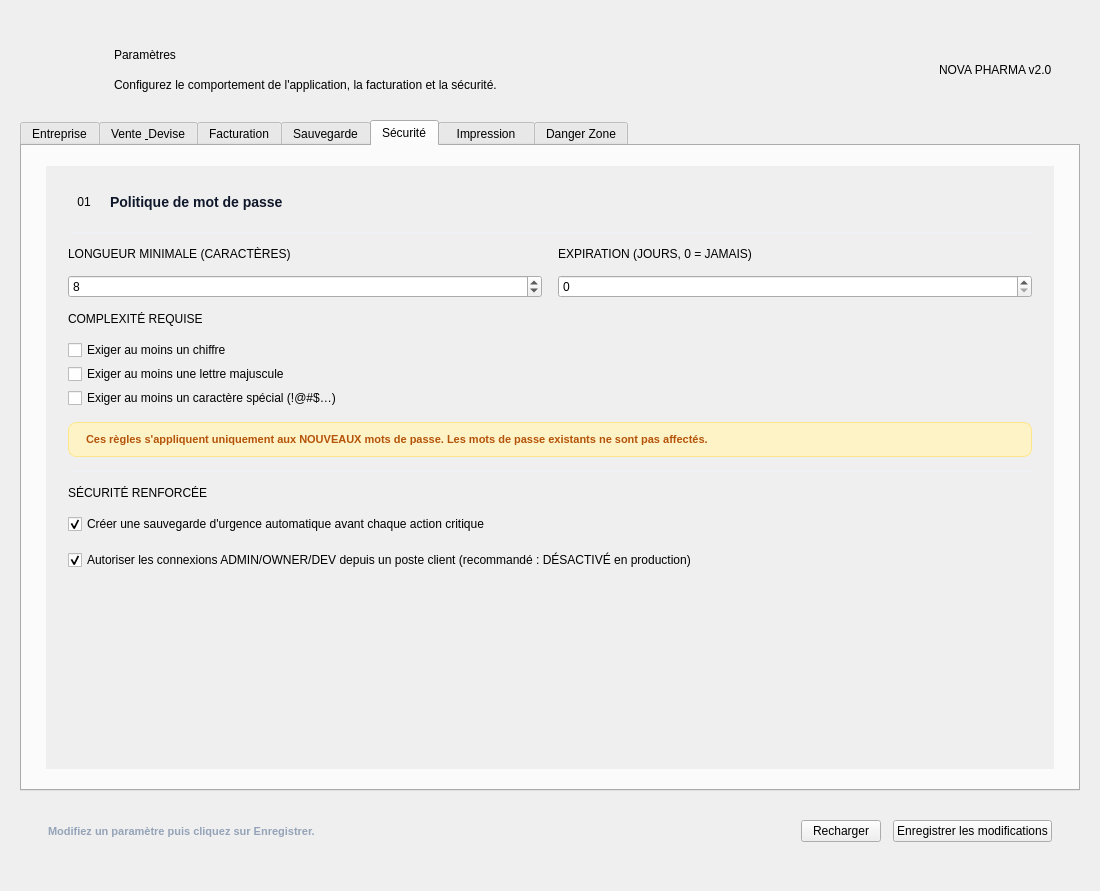
The window that Assets/Ui/Interface_page_parametres.ui (DARKBG01/NovaPharma) describes before a commit, drawn with Qt 5.
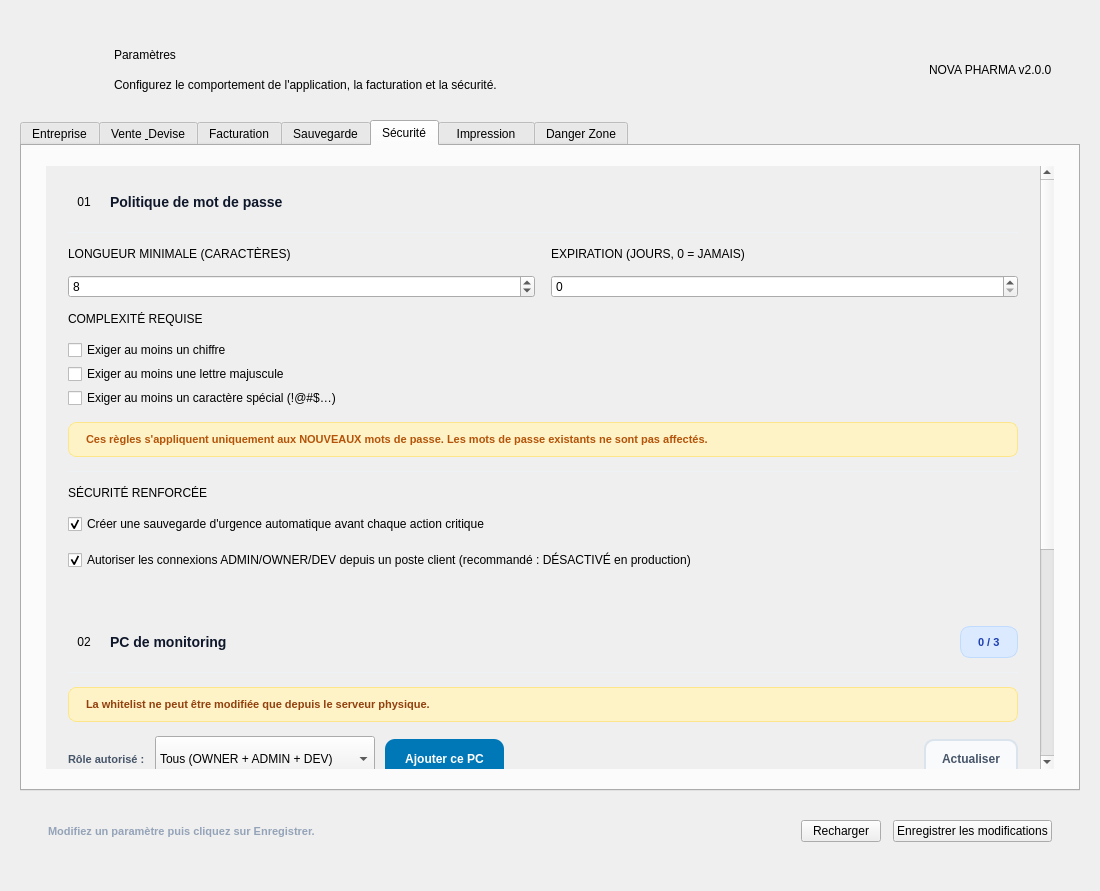
The same window after the commit. The open tabs and pages were chosen to show the change. Icons and pictures are not drawn.

Patch:
```diff
--- a/Assets/Ui/Interface_page_parametres.ui
+++ b/Assets/Ui/Interface_page_parametres.ui
@@ -153,7 +153,7 @@
          <item>
           <widget class="QLabel" name="version_badge">
            <property name="text">
-            <string>NOVA PHARMA v2.0</string>
+                                                <string>NOVA PHARMA v2.0.0</string>
            </property>
           </widget>
          </item>
@@ -1983,9 +1983,9 @@
              <property name="geometry">
               <rect>
                <x>0</x>
-               <y>0</y>
-               <width>1010</width>
-               <height>591</height>
+                                                            <y>-372</y>
+                                                            <width>1000</width>
+                                                            <height>963</height>
               </rect>
              </property>
              <layout class="QVBoxLayout" name="scrollSecuriteLayout">
@@ -2266,6 +2266,308 @@
                 </layout>
                </widget>
               </item>
+                                                        <item>
+                                                            <widget class="QFrame" name="section_card">
+                                                                <layout class="QVBoxLayout" name="secMonitoringLayout">
+                                                                    <property name="spacing">
+                                                                        <number>14</number>
+                                                                    </property>
+                                                                    <property name="leftMargin">
+                                                                        <number>22</number>
+                                                                    </property>
+                                                                    <property name="topMargin">
+                                                                        <number>20</number>
+                                                                    </property>
+                                                                    <property name="rightMargin">
+                                                                        <number>22</number>
+                                                                    </property>
+                                                                    <property name="bottomMargin">
+                                                                        <number>20</number>
+                                                                    </property>
+                                                                    <item>
+                                                                        <layout class="QHBoxLayout" name="secMonitoringHeader">
+                                                                            <property name="spacing">
+                                                                                <number>10</number>
+                                                                            </property>
+                                                                            <item>
+                                                                                <widget class="QLabel" name="secMonitoringIcon">
+                                                                                    <property name="minimumSize">
+                                                                                        <size>
+                                                                                            <width>32</width>
+                                                                                            <height>32</height>
+                                                                                        </size>
+                                                                                    </property>
+                                                                                    <property name="maximumSize">
+                                                                                        <size>
+                                                                                            <width>32</width>
+                                                                                            <height>32</height>
+                                                                                        </size>
+                                                                                    </property>
+                                                                                    <property name="styleSheet">
+                                                                                        <string notr="true">QLabel#section_icon { background: #e0f2fe; color: #023E8A; border-radius: 8px; padding: 6px; font-size: 12px; font-weight: 800; }</string>
+                                                                                    </property>
+                                                                                    <property name="text">
+                                                                                        <string>02</string>
+                                                                                    </property>
+                                                                                    <property name="alignment">
+                                                                                        <set>Qt::AlignmentFlag::AlignCenter</set>
+                                                                                    </property>
+                                                                                </widget>
+                                                                            </item>
+                                                                            <item>
+                                                                                <widget class="QLabel" name="secMonitoringTitle">
+                                                                                    <property name="styleSheet">
+                                                                                        <string notr="true">color: #0f172a; font-size: 14px; font-weight: 800;</string>
+                                                                                    </property>
+                                                                                    <property name="text">
+                                                                                        <string>PC de monitoring</string>
+                                                                                    </property>
+                                                                                </widget>
+                                                                            </item>
+                                                                            <item>
+                                                                                <spacer name="secMonitoringSpacer">
+                                                                                    <property name="orientation">
+                                                                                        <enum>Qt::Orientation::Horizontal</enum>
+                                                                                    </property>
+                                                                                    <property name="sizeHint" stdset="0">
+                                                                                        <size>
+                                                                                            <width>40</width>
+                                                                                            <height>20</height>
+                                                                                        </size>
+                                                                                    </property>
+                                                                                </spacer>
+                                                                            </item>
+                                                                            <item>
+                                                                                <widget class="QLabel" name="monitoring_count_badge">
+                                                                                    <property name="styleSheet">
+                                                                                        <string notr="true">background: #dbeafe; color: #1e40af; border: 1px solid #bfdbfe; border-radius: 10px; padding: 4px 14px; font-size: 11px; font-weight: 800;</string>
+                                                                                    </property>
+                                                                                    <property name="text">
+                                                                                        <string>0 / 3</string>
+                                                                                    </property>
+                                                                                </widget>
+                                                                            </item>
+                                                                        </layout>
+                                                                    </item>
+                                                                    <item>
+                                                                        <widget class="QFrame" name="sepMon">
+                                                                            <property name="maximumSize">
+                                                                                <size>
+                                                                                    <width>16777215</width>
+                                                                                    <height>1</height>
+                                                                                </size>
+                                                                            </property>
+                                                                            <property name="styleSheet">
+                                                                                <string notr="true">QFrame#sepMon { background: #eef2f7; border: none; max-height: 1px; }</string>
+                                                                            </property>
+                                                                            <property name="frameShape">
+                                                                                <enum>QFrame::Shape::HLine</enum>
+                                                                            </property>
+                                                                            <property name="frameShadow">
+                                                                                <enum>QFrame::Shadow::Plain</enum>
+                                                                            </property>
+                                                                        </widget>
+                                                                    </item>
+                                                                    <item>
+                                                                        <widget class="QLabel" name="monitoring_client_info">
+                                                                            <property name="visible">
+                                                                                <bool>false</bool>
+                                                                            </property>
+                                                                            <property name="styleSheet">
+                                                                                <string notr="true">color: #92400e; font-size: 11px; font-weight: 600; background: #fef3c7; border: 1px solid #fde68a; border-radius: 8px; padding: 10px 14px;</string>
+                                                                            </property>
+                                                                            <property name="text">
+                                                                                <string>La whitelist ne peut être modifiée que depuis le serveur physique.</string>
+                                                                            </property>
+                                                                            <property name="wordWrap">
+                                                                                <bool>true</bool>
+                                                                            </property>
+                                                                        </widget>
+                                                                    </item>
+                                                                    <item>
+                                                                        <widget class="QWidget" name="monitoring_add_bar" native="true">
+                                                                            <layout class="QHBoxLayout" name="monitoringAddBarLayout">
+                                                                                <property name="spacing">
+                                                                                    <number>10</number>
+                                                                                </property>
+                                                                                <property name="leftMargin">
+                                                                                    <number>0</number>
+                                                                                </property>
+                                                                                <property name="topMargin">
+                                                                                    <number>0</number>
+                                                                                </property>
+                                                                                <property name="rightMargin">
+                                                                                    <number>0</number>
+                                                                                </property>
+                                                                                <property name="bottomMargin">
+                                                                                    <number>0</number>
+                                                                                </property>
+                                                                                <item>
+                                                                                    <widget class="QLabel" name="lbl_monitoring_role">
+                                                                                        <property name="styleSheet">
+                                                                                            <string notr="true">color: #475569; font-size: 11px; font-weight: 700;</string>
+                                                                                        </property>
+                                                                                        <property name="text">
+                                                                                            <string>Rôle autorisé :</string>
+                                                                                        </property>
+                                                                                    </widget>
+                                                                                </item>
+                                                                                <item>
+                                                                                    <widget class="QComboBox" name="combo_monitoring_role">
+                                                                                        <property name="minimumSize">
+                                                                                            <size>
+                                                                                                <width>220</width>
+                                                                                                <height>46</height>
+                                                                                            </size>
+                                                                                        </property>
+                                                                                        <item>
+                                                                                            <property name="text">
+                                                                                                <string>Tous (OWNER + ADMIN + DEV)</string>
+                                                                                            </property>
+                                                                                        </item>
+                                                                                        <item>
+                                                                                            <property name="text">
+                                                                                                <string>OWNER uniquement</string>
+                                                                                            </property>
+                                                                                        </item>
+                                                                                        <item>
+                                                                                            <property name="text">
+                                                                                                <string>ADMIN uniquement</string>
+                                                                                            </property>
+                                                                                        </item>
+                                                                                        <item>
+                                                                                            <property name="text">
+                                                                                                <string>DEV uniquement</string>
+                                                                                            </property>
+                                                                                        </item>
+                                                                                    </widget>
+                                                                                </item>
+                                                                                <item>
+                                                                                    <widget class="QPushButton" name="btn_add_monitoring">
+                                                                                        <property name="minimumSize">
+                                                                                            <size>
+                                                                                                <width>0</width>
+                                                                                                <height>40</height>
+                                                                                            </size>
+                                                                                        </property>
+                                                                                        <property name="cursor">
+                                                                                            <cursorShape>PointingHandCursor</cursorShape>
+                                                                                        </property>
+                                                                                        <property name="styleSheet">
+                                                                                            <string notr="true">QPushButton { background: #0077B6; color: #ffffff; border: none; border-radius: 10px; padding: 8px 20px; font-size: 12px; font-weight: 700; } QPushButton:hover { background: #023E8A; } QPushButton:disabled { background: #cbd5e1; color: #64748b; }</string>
+                                                                                        </property>
+                                                                                        <property name="text">
+                                                                                            <string>Ajouter ce PC</string>
+                                                                                        </property>
+                                                                                    </widget>
+                                                                                </item>
+                                                                                <item>
+                                                                                    <spacer name="monitoringAddSpacer">
+                                                                                        <property name="orientation">
+                                                                                            <enum>Qt::Orientation::Horizontal</enum>
+                                                                                        </property>
+                                                                                        <property name="sizeHint" stdset="0">
+                                                                                            <size>
+                                                                                                <width>40</width>
+                                                                                                <height>20</height>
+                                                                                            </size>
+                                                                                        </property>
+                                                                                    </spacer>
+                                                                                </item>
+                                                                                <item>
+                                                                                    <widget class="QPushButton" name="btn_refresh_monitoring">
+                                                                                        <property name="minimumSize">
+                                                                                            <size>
+                                                                                                <width>0</width>
+                                                                                                <height>40</height>
+                                                                                            </size>
+                                                                                        </property>
+                                                                                        <property name="cursor">
+                                                                                            <cursorShape>PointingHandCursor</cursorShape>
+                                                                                        </property>
+                                                                                        <property name="styleSheet">
+                                                                                            <string notr="true">QPushButton { background: #f8fafc; color: #475569; border: 1.5px solid #dbe3ec; border-radius: 10px; padding: 8px 16px; font-size: 12px; font-weight: 700; } QPushButton:hover { background: #f1f5f9; }</string>
+                                                                                        </property>
+                                                                                        <property name="text">
+                                                                                            <string>Actualiser</string>
+                                                                                        </property>
+                                                                                    </widget>
+                                                                                </item>
+                                                                            </layout>
+                                                                        </widget>
+                                                                    </item>
+                                                                    <item>
+                                                                        <widget class="QTableWidget" name="table_monitoring">
+                                                                            <property name="minimumSize">
+                                                                                <size>
+                                                                                    <width>0</width>
+                                                                                    <height>200</height>
+                                                                                </size>
+                                                                            </property>
+                                                                            <property name="editTriggers">
+                                                                                <set>QAbstractItemView::EditTrigger::NoEditTriggers</set>
+                                                                            </property>
+                                                                            <property name="alternatingRowColors">
+                                                                                <bool>true</bool>
+                                                                            </property>
+                                                                            <property name="selectionBehavior">
+                                                                                <enum>QAbstractItemView::SelectionBehavior::SelectRows</enum>
+                                                                            </property>
+                                                                            <property name="showGrid">
+                                                                                <bool>false</bool>
+                                                                            </property>
+                                                                            <property name="columnCount">
+                                                                                <number>5</number>
+                                                                            </property>
+                                                                            <column>
+                                                                                <property name="text">
+                                                                                    <string>Machine ID</string>
+                                                                                </property>
+                                                                            </column>
+                                                                            <column>
+                                                                                <property name="text">
+                                                                                    <string>Hostname</string>
+                                                                                </property>
+                                                                            </column>
+                                                                            <column>
+                                                                                <property name="text">
+                                                                                    <string>Rôle autorisé</string>
+                                                                                </property>
+                                                                            </column>
+                                                                            <column>
+                                                                                <property name="text">
+                                                                                    <string>Ajoutée le</string>
+                                                                                </property>
+                                                                            </column>
+                                                                            <column>
+                                                                                <property name="text">
+                                                                                    <string>Statut</string>
+                                                                                </property>
+                                                                            </column>
+                                                                        </widget>
+                                                                    </item>
+                                                                    <item>
+                                                                        <widget class="QLabel" name="lbl_monitoring_empty">
+                                                                            <property name="visible">
+                                                                                <bool>false</bool>
+                                                                            </property>
+                                                                            <property name="styleSheet">
+                                                                                <string notr="true">color: #94a3b8; font-size: 11px; font-style: italic; background: #f8fafc; border: 1px dashed #cbd5e1; border-radius: 10px; padding: 20px;</string>
+                                                                            </property>
+                                                                            <property name="text">
+                                                                                <string>Aucun PC autorisé. Cliquez sur « Ajouter ce PC » pour whitelister cette machine.</string>
+                                                                            </property>
+                                                                            <property name="alignment">
+                                                                                <set>Qt::AlignmentFlag::AlignCenter</set>
+                                                                            </property>
+                                                                            <property name="wordWrap">
+                                                                                <bool>true</bool>
+                                                                            </property>
+                                                                        </widget>
+                                                                    </item>
+                                                                </layout>
+                                                            </widget>
+                                                        </item>
               <item>
                <spacer name="spacerSecu">
                 <property name="orientation">
```
Left out of the diff: 583 changed lines with no effect on the pictures. Lines whose indentation alone changed are shown as unchanged.
